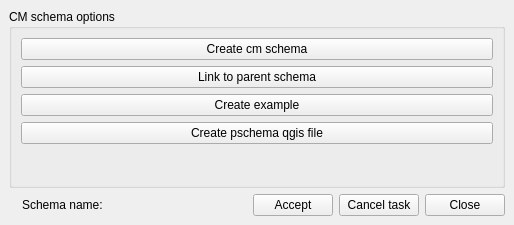
This is core/ui/admin/admin_cm_create.ui in Giswater/giswater_qgis_plugin as Qt 5 draws it before an edit. The edited form follows.
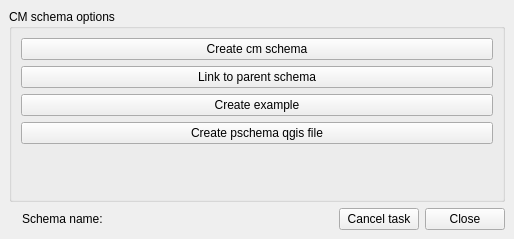
This is the edited form.

Commit message: feat(cm): remove no need btn in dialog create, tab in lot dialog no visible, refactor organization logic clean all to remove btns and related code in bd and python

```diff
--- a/core/ui/admin/admin_cm_create.ui
+++ b/core/ui/admin/admin_cm_create.ui
@@ -7,7 +7,7 @@
     <x>0</x>
     <y>0</y>
     <width>514</width>
-    <height>225</height>
+    <height>239</height>
    </rect>
   </property>
   <property name="windowTitle">
@@ -74,6 +74,13 @@
         </property>
        </widget>
       </item>
+      <item row="0" column="4">
+       <widget class="QPushButton" name="btn_cancel_task">
+        <property name="text">
+         <string>Cancel task</string>
+        </property>
+       </widget>
+      </item>
       <item row="0" column="0">
        <widget class="QLabel" name="lbl_time">
         <property name="text">
@@ -82,16 +89,16 @@
        </widget>
       </item>
       <item row="0" column="5">
-       <widget class="QPushButton" name="btn_cancel_task">
+       <widget class="QPushButton" name="btn_close">
         <property name="text">
-         <string>Cancel task</string>
+         <string>Close</string>
         </property>
        </widget>
       </item>
-      <item row="0" column="4">
-       <widget class="QPushButton" name="btn_accept">
+      <item row="0" column="1">
+       <widget class="QLabel" name="label">
         <property name="text">
-         <string>Accept</string>
+         <string>Schema name:</string>
         </property>
        </widget>
       </item>
@@ -108,20 +115,6 @@
         </property>
        </spacer>
       </item>
-      <item row="0" column="6">
-       <widget class="QPushButton" name="btn_close">
-        <property name="text">
-         <string>Close</string>
-        </property>
-       </widget>
-      </item>
-      <item row="0" column="1">
-       <widget class="QLabel" name="label">
-        <property name="text">
-         <string>Schema name:</string>
-        </property>
-       </widget>
-      </item>
      </layout>
     </item>
    </layout>
```
Left out of the diff: 1 changed line with no effect on the pictures. The commit also changes 5 other files.
